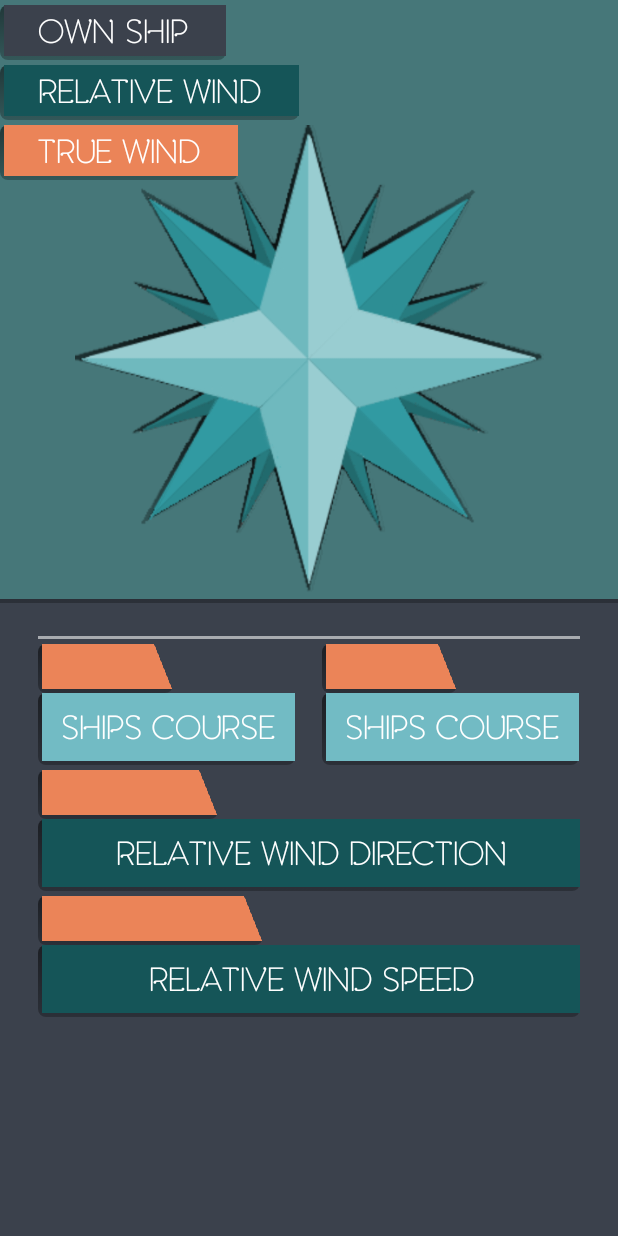
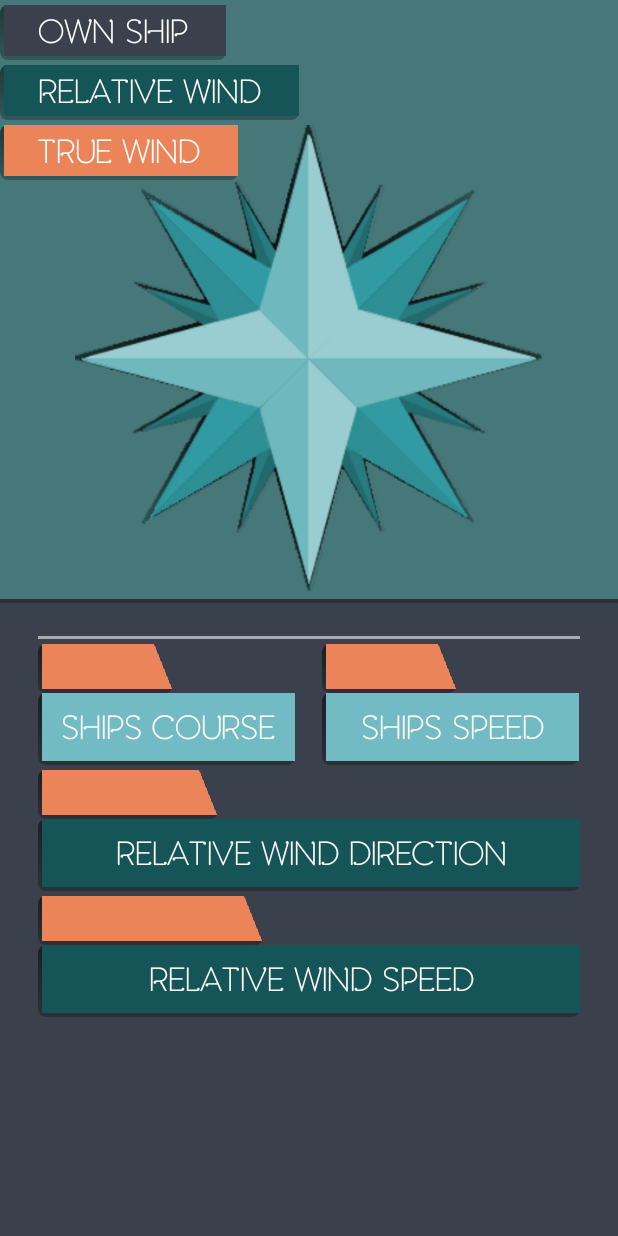
Before and after one commit to ZakharchenkoWork/WindDirection, an Android app: the screen it shows after launch (MainActivity), on a phone screen of 412 x 824 dp. Run offline under Robolectric (Android 15) with nearby library versions, the phone set to English and light mode, and no system bars; our stand-ins replace Shimmer; libraries missing offline, so code that uses them is left out: com.romainpiel.shimmer, com.special; plain views replace ShimmerTextView; 22 statements that could not run were skipped.

Commit message:
Bug fixes

```diff
--- a/app/src/main/res/layout-land/main.xml
+++ b/app/src/main/res/layout-land/main.xml
@@ -35,7 +35,7 @@
                 android:layout_width="match_parent"
                 android:layout_height="wrap_content"
                 android:layout_marginBottom="@dimen/minimal_vertical_margin"
-                android:text="@string/sCourse" />
+                android:text="@string/sSpeed" />
 
 
 
--- a/app/src/main/res/layout/list_chooser_dialog.xml
+++ b/app/src/main/res/layout/list_chooser_dialog.xml
@@ -1,6 +1,7 @@
 <?xml version="1.0" encoding="utf-8"?>
 <LinearLayout xmlns:android="http://schemas.android.com/apk/res/android"
     android:orientation="vertical" android:layout_width="match_parent"
+    android:background="@drawable/dialog_background"
     android:layout_height="match_parent">
 
     <ListView
--- a/app/src/main/res/layout/main.xml
+++ b/app/src/main/res/layout/main.xml
@@ -172,7 +172,7 @@
                     style="@style/blue_button"
                     android:layout_width="match_parent"
                     android:layout_height="wrap_content"
-                    android:text="@string/sCourse" />
+                    android:text="@string/sSpeed" />
             </LinearLayout>
         </LinearLayout>
 
```
